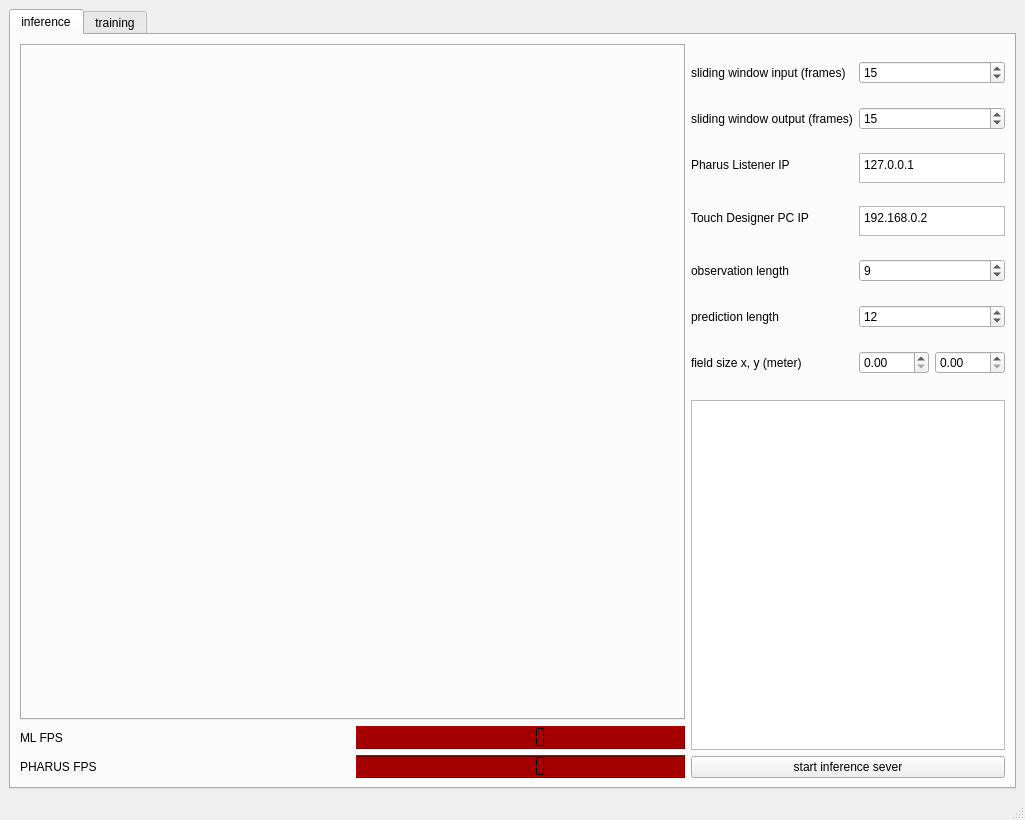
Qt form gui/gui.ui (birkschmithuesen/SystemFailed_trajnetplusplusbaselines) before a commit.
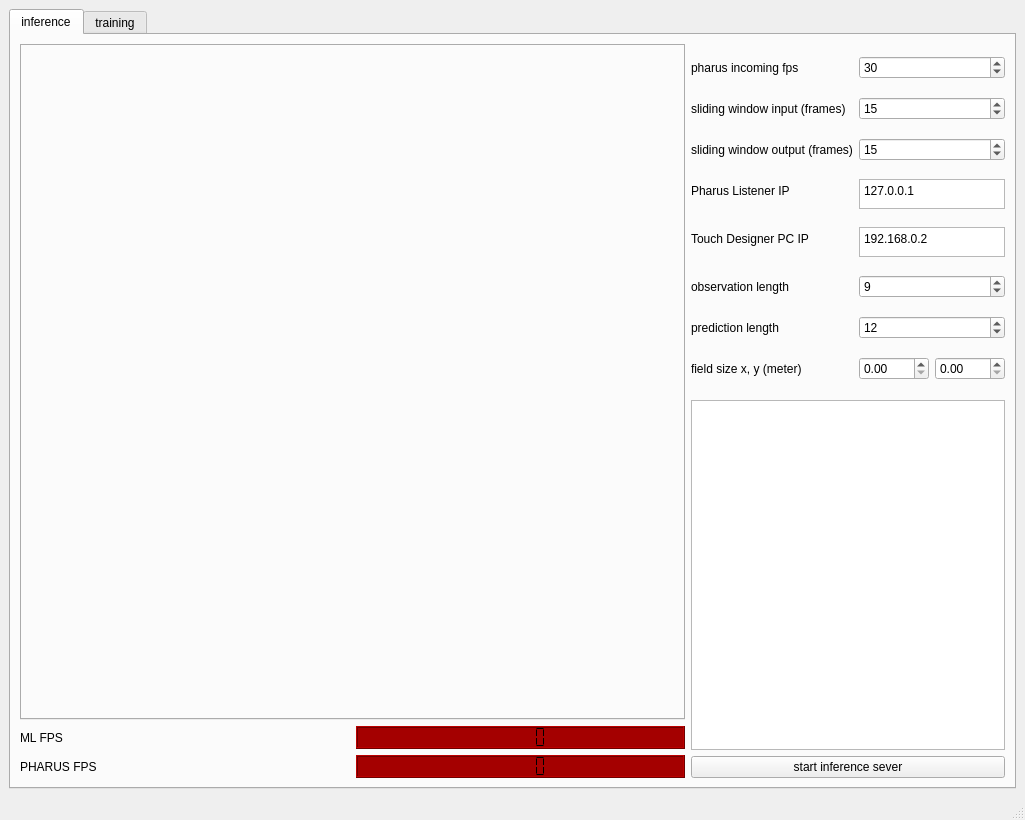
The same form after that commit.

Commit message: Add pharus fps setting in gui

Diff of the .ui file:
```diff
--- a/gui/gui.ui
+++ b/gui/gui.ui
@@ -129,7 +129,7 @@
               <property name="formAlignment">
                <set>Qt::AlignLeading|Qt::AlignLeft|Qt::AlignVCenter</set>
               </property>
-              <item row="0" column="1">
+              <item row="1" column="1">
                <widget class="QSpinBox" name="sliding_window_frames">
                 <property name="minimum">
                  <number>1</number>
@@ -139,14 +139,14 @@
                 </property>
                </widget>
               </item>
-              <item row="2" column="0">
+              <item row="3" column="0">
                <widget class="QLabel" name="label_3">
                 <property name="text">
                  <string>Pharus Listener IP</string>
                 </property>
                </widget>
               </item>
-              <item row="2" column="1">
+              <item row="3" column="1">
                <widget class="QPlainTextEdit" name="pharus_listener_ip">
                 <property name="sizePolicy">
                  <sizepolicy hsizetype="Fixed" vsizetype="MinimumExpanding">
@@ -165,14 +165,14 @@
                 </property>
                </widget>
               </item>
-              <item row="3" column="0">
+              <item row="4" column="0">
                <widget class="QLabel" name="label_4">
                 <property name="text">
                  <string>Touch Designer PC IP</string>
                 </property>
                </widget>
               </item>
-              <item row="3" column="1">
+              <item row="4" column="1">
                <widget class="QPlainTextEdit" name="touch_designer_pc_ip">
                 <property name="sizePolicy">
                  <sizepolicy hsizetype="Minimum" vsizetype="Expanding">
@@ -191,14 +191,14 @@
                 </property>
                </widget>
               </item>
-              <item row="4" column="0">
+              <item row="5" column="0">
                <widget class="QLabel" name="label_7">
                 <property name="text">
                  <string>observation length</string>
                 </property>
                </widget>
               </item>
-              <item row="4" column="1">
+              <item row="5" column="1">
                <widget class="QSpinBox" name="inference_obs_length">
                 <property name="sizePolicy">
                  <sizepolicy hsizetype="Minimum" vsizetype="Fixed">
@@ -211,14 +211,14 @@
                 </property>
                </widget>
               </item>
-              <item row="5" column="0">
+              <item row="6" column="0">
                <widget class="QLabel" name="label_6">
                 <property name="text">
                  <string>prediction length</string>
                 </property>
                </widget>
               </item>
-              <item row="5" column="1">
+              <item row="6" column="1">
                <widget class="QSpinBox" name="inference_pred_length">
                 <property name="sizePolicy">
                  <sizepolicy hsizetype="Minimum" vsizetype="Fixed">
@@ -231,14 +231,14 @@
                 </property>
                </widget>
               </item>
-              <item row="6" column="0">
+              <item row="7" column="0">
                <widget class="QLabel" name="label_8">
                 <property name="text">
                  <string>field size x, y (meter)</string>
                 </property>
                </widget>
               </item>
-              <item row="6" column="1">
+              <item row="7" column="1">
                <layout class="QHBoxLayout" name="horizontalLayout">
                 <property name="sizeConstraint">
                  <enum>QLayout::SetFixedSize</enum>
@@ -265,21 +265,21 @@
                 </item>
                </layout>
               </item>
-              <item row="0" column="0">
+              <item row="1" column="0">
                <widget class="QLabel" name="label_19">
                 <property name="text">
                  <string>sliding window input (frames)</string>
                 </property>
                </widget>
               </item>
-              <item row="1" column="0">
+              <item row="2" column="0">
                <widget class="QLabel" name="label_20">
                 <property name="text">
                  <string>sliding window output (frames)</string>
                 </property>
                </widget>
               </item>
-              <item row="1" column="1">
+              <item row="2" column="1">
                <widget class="QSpinBox" name="sliding_window_frames_output">
                 <property name="minimum">
                  <number>1</number>
@@ -289,6 +289,23 @@
                 </property>
                </widget>
               </item>
+              <item row="0" column="0">
+               <widget class="QLabel" name="label_21">
+                <property name="text">
+                 <string>pharus incoming fps</string>
+                </property>
+               </widget>
+              </item>
+              <item row="0" column="1">
+               <widget class="QSpinBox" name="pharus_incoming_fps">
+                <property name="minimum">
+                 <number>3</number>
+                </property>
+                <property name="value">
+                 <number>30</number>
+                </property>
+               </widget>
+              </item>
              </layout>
             </item>
             <item>
```
The commit also changes 2 other files.
